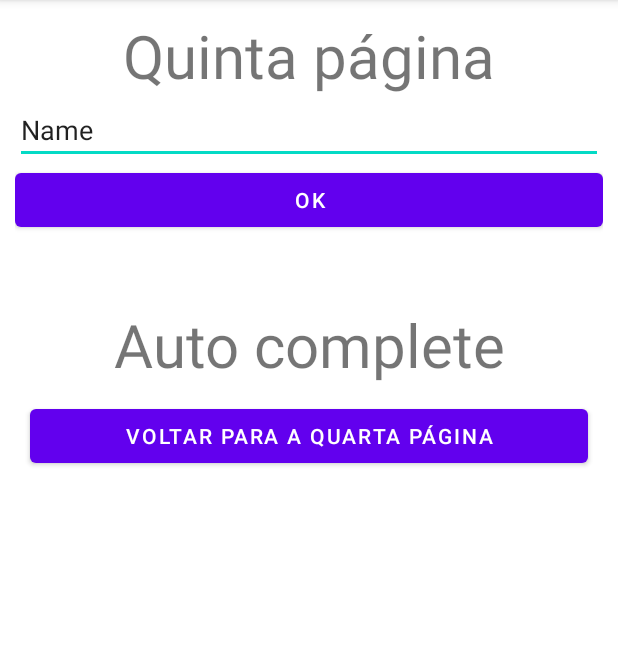
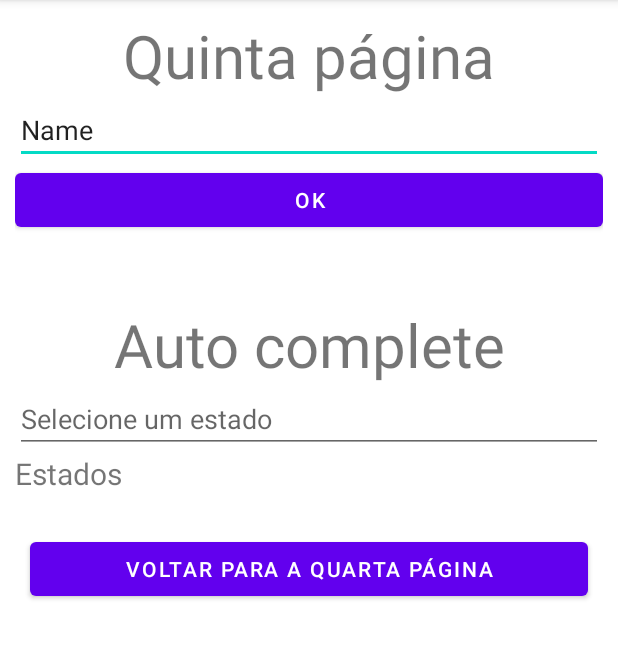
Before and after one commit to daviteixeira-btm/first-app-android, an Android app: the MainActivity5 screen opened directly, with no data from a screen before it, on a phone screen of 412 x 824 dp, the part 84-743 px from its top. Run offline under Robolectric (Android 15) with nearby library versions, the phone set to English and light mode, and no system bars.

Commit message:
auto complete

```diff
--- a/app/src/main/java/com/example/primeiroapp/MainActivity5.java
+++ b/app/src/main/java/com/example/primeiroapp/MainActivity5.java
@@ -5,6 +5,8 @@ import androidx.appcompat.app.AppCompatActivity;
 import android.content.Intent;
 import android.os.Bundle;
 import android.view.View;
+import android.widget.ArrayAdapter;
+import android.widget.AutoCompleteTextView;
 import android.widget.Button;
 import android.widget.EditText;
 import android.widget.TextView;
@@ -12,6 +14,15 @@ import android.widget.TextView;
 public class MainActivity5 extends AppCompatActivity {
 
     Button bt_ir5_4;
+    private static final String[] ESTADOS = new String[]{
+            "Acre", "Alagoas", "Amapá", "Amazonas", "Bahia", "Ceará",
+            "Espírito Santo", "Goiás", "Maranhão", "Mato Grosso",
+            "Mato Grosso do Sul", "Minas Gerais", "Pará", "Paraíba",
+            "Paraná", "Pernambuco", "Piauí", "Rio de Janeiro",
+            "Rio Grande do Norte", "Rio Grande do Sul", "Rondônia",
+            "Roraima", "Santa Catarina", "São Paulo", "Sergipe",
+            "Tocantins", "Distrito Federal"
+    };
 
     @Override
     protected void onCreate(Bundle savedInstanceState) {
@@ -39,8 +50,12 @@ public class MainActivity5 extends AppCompatActivity {
             }
         });
 
+        String[] estados = getResources().getStringArray(R.array.estados);
 
+        AutoCompleteTextView editText = findViewById(R.id.actv);
+        ArrayAdapter<String> adapter = new ArrayAdapter<String>(this,
+                android.R.layout.simple_list_item_1, estados);
+        editText.setAdapter(adapter);
     }
 
-
 }
--- a/app/src/main/res/layout/activity_main5.xml
+++ b/app/src/main/res/layout/activity_main5.xml
@@ -45,6 +45,24 @@
         android:textAlignment="center"
         android:textSize="40sp" />
 
+    <AutoCompleteTextView
+        android:id="@+id/actv"
+        android:layout_width="match_parent"
+        android:layout_height="wrap_content"
+        android:hint="Selecione um estado"
+        android:completionThreshold="1"
+        android:dropDownAnchor="@id/text_view_estados"
+        android:completionHint="Selecione um estado" />
+
+    <TextView
+        android:id="@+id/text_view_estados"
+        android:layout_width="match_parent"
+        android:layout_height="wrap_content"
+        android:text="Estados"
+        android:textSize="20sp"
+        android:paddingBottom="16dp"/>
+
+
     <Button
         android:id="@+id/bt_ir5_4"
         android:layout_width="match_parent"
--- a/app/src/main/res/values/strings.xml
+++ b/app/src/main/res/values/strings.xml
@@ -1,4 +1,34 @@
 <resources>
     <string name="app_name">Primeiro App</string>
     <string name="select">Selecione um Item</string>
+
+    <string-array name="estados">
+        <item>Acre</item>
+        <item>Alagoas</item>
+        <item>Amapá</item>
+        <item>Amazonas</item>
+        <item>Bahia</item>
+        <item>Ceará</item>
+        <item>Espírito Santo</item>
+        <item>Goiás</item>
+        <item>Maranhão</item>
+        <item>Mato Grosso</item>
+        <item>Mato Grosso do Sul</item>
+        <item>Minas Gerais</item>
+        <item>Pará</item>
+        <item>Paraíba</item>
+        <item>Paraná</item>
+        <item>Pernambuco</item>
+        <item>Piauí</item>
+        <item>Rio de Janeiro</item>
+        <item>Rio Grande do Norte</item>
+        <item>Rio Grande do Sul</item>
+        <item>Rondônia</item>
+        <item>Roraima</item>
+        <item>Santa Catarina</item>
+        <item>São Paulo</item>
+        <item>Sergipe</item>
+        <item>Tocantins</item>
+        <item>Distrito Federal</item>
+    </string-array>
 </resources>
```
Also changed, not shown: 1 other file.
